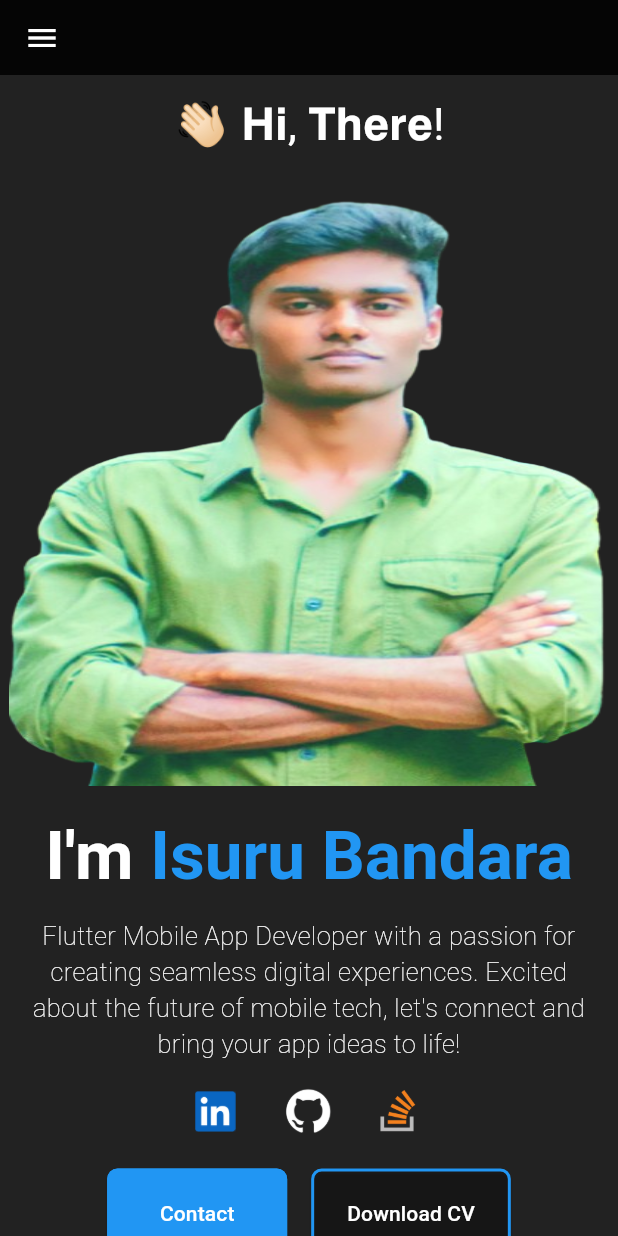
After one commit to isurubandara1/Portfolio_Website, a Flutter app: the Mhome screen opened directly, on a phone screen of 412 x 824 dp. The commit adds this screen. Run offline on Flutter 3.47's test engine with Material 3 defaults, Android fonts, the phone set to English and light mode, and no system bars; our stand-ins replace cloud_firestore, device_preview, firebase_core; missing offline and left inert: dart:html, flutter_email_sender; accounts and stored records are empty.

Commit message:
add Mobile content

```diff
--- /dev/null
+++ b/lib/Mobile/Mcomman.dart
@@ -0,0 +1,100 @@
+import 'package:flutter/material.dart';
+
+Widget buildDrawer(BuildContext context) {
+  return Drawer(
+    child: ListView(
+      children: <Widget>[
+        Container(
+          padding: EdgeInsets.all(16.0),
+          child: Center(
+            child: CircleAvatar(
+              radius: 80.0,
+              backgroundImage: AssetImage(
+                  'assets/drawer.jpg'), // Replace with your image path
+            ),
+          ),
+        ),
+        SizedBox(
+          height: 20,
+        ),
+        ListTile(
+          title: Text(
+            "Home Page",
+            style: TextStyle(
+                fontSize: 20,
+                fontWeight: FontWeight.w700,
+                fontStyle: FontStyle.italic),
+          ),
+          onTap: () {
+            // Handle item 1 tap
+            Navigator.pop(context);
+          },
+        ),
+        SizedBox(
+          height: 20,
+        ),
+        ListTile(
+          title: Text(
+            'About Page',
+            style: TextStyle(
+                fontSize: 20,
+                fontWeight: FontWeight.w700,
+                fontStyle: FontStyle.italic),
+          ),
+          onTap: () {
+            // Handle item 2 tap
+            Navigator.pop(context);
+          },
+        ),
+        SizedBox(
+          height: 20,
+        ),
+        ListTile(
+          title: Text(
+            'Protfolio Page',
+            style: TextStyle(
+                fontSize: 20,
+                fontWeight: FontWeight.w700,
+                fontStyle: FontStyle.italic),
+          ),
+          onTap: () {
+            // Handle item 2 tap
+            Navigator.pop(context);
+          },
+        ),
+        SizedBox(
+          height: 20,
+        ),
+        ListTile(
+          title: Text(
+            'Services Page',
+            style: TextStyle(
+                fontSize: 20,
+                fontWeight: FontWeight.w700,
+                fontStyle: FontStyle.italic),
+          ),
+          onTap: () {
+            // Handle item 2 tap
+            Navigator.pop(context);
+          },
+        ),
+        SizedBox(
+          height: 20,
+        ),
+        ListTile(
+          title: Text(
+            'Contact Page',
+            style: TextStyle(
+                fontSize: 20,
+                fontWeight: FontWeight.w700,
+                fontStyle: FontStyle.italic),
+          ),
+          onTap: () {
+            // Handle item 2 tap
+            Navigator.pop(context);
+          },
+        ),
+      ],
+    ),
+  );
+}
--- /dev/null
+++ b/lib/Mobile/Mhome.dart
@@ -0,0 +1,209 @@
+import 'package:flutter/material.dart';
+import 'package:url_launcher/url_launcher.dart';
+import '../DeskTop/Common.dart';
+import '../DeskTop/Contact.dart';
+import 'Mcomman.dart';
+
+class Mhome extends StatelessWidget {
+  @override
+  Widget build(BuildContext context) {
+    return Scaffold(
+      backgroundColor: Colors.black87,
+      appBar: PreferredSize(
+        preferredSize: Size.fromHeight(50.0), // Set the desired height here
+        child: AppBar(
+          backgroundColor: Colors.black87,
+          iconTheme: IconThemeData(
+              color: Colors.white), // Change the color of the drawer icon here
+        ),
+      ),
+      drawer: buildDrawer(context),
+      body: SingleChildScrollView(
+        child: Center(
+          child: Column(
+            crossAxisAlignment: CrossAxisAlignment.start,
+            children: [
+              SizedBox(
+                height: 10,
+              ),
+              Center(
+                child: Text(
+                  "👋🏻 𝗛𝗶, 𝗧𝗵𝗲𝗿𝗲!",
+                  style: TextStyle(color: Colors.white, fontSize: 30),
+                ),
+              ),
+              const SizedBox(
+                height: 20,
+              ),
+              // Add the Image widget here
+              Center(
+                child: Container(
+                  width: 400,
+                  height: 400,
+                  // width: MediaQuery.of(context).size.width - 100,
+                  // height: MediaQuery.of(context).size.height / 2,
+                  child: Image.asset(
+                    "assets/1.png",
+                    fit: BoxFit.fill,
+                  ),
+                ),
+              ),
+              // Continue with the rest of the content...
+              const SizedBox(
+                height: 20,
+              ),
+              Center(
+                child: RichText(
+                  text: const TextSpan(
+                    style: TextStyle(color: Colors.white, fontSize: 16),
+                    children: [
+                      TextSpan(
+                        text: "I'm ",
+                        style: TextStyle(
+                          color: Colors.white,
+                          fontWeight: FontWeight.bold,
+                          fontSize: 45,
+                        ),
+                      ),
+                      TextSpan(
+                        text: "Isuru Bandara", // Change name here
+                        style: TextStyle(
+                          color: Colors.blue,
+                          fontWeight: FontWeight.bold,
+                          fontSize: 45,
+                        ),
+                      ),
+                    ],
+                  ),
+                ),
+              ),
+              const SizedBox(
+                height: 15,
+              ),
+              Padding(
+                padding: const EdgeInsets.only(left: 10, right: 10),
+                child: Text(
+                  "Flutter Mobile App Developer with a passion for creating seamless digital experiences. Excited about the future of mobile tech, let's connect and bring your app ideas to life!",
+                  textAlign: TextAlign.center,
+                  style: TextStyle(
+                    color: Colors.white,
+                    fontWeight: FontWeight.w100,
+                    fontSize: 17,
+                  ),
+                ),
+              ),
+
+              const SizedBox(
+                height: 5,
+              ),
+              Center(
+                child: Padding(
+                  padding: const EdgeInsets.only(left: 0),
+                  child: Row(
+                    mainAxisAlignment: MainAxisAlignment.center,
+                    children: [
+                      IconButton(
+                        icon: Image.asset(
+                          "assets/linkdin.png",
+                          fit: BoxFit.fill,
+                          width: 27,
+                        ),
+                        onPressed: () {
+                          _launchURL(
+                              'https://www.linkedin.com/in/isuru-bandara-b51aab244/');
+                        },
+                      ),
+                      const SizedBox(
+                        width: 10,
+                      ),
+                      IconButton(
+                        icon: Image.asset(
+                          "assets/github.png",
+                          fit: BoxFit.fill,
+                          width: 40,
+                        ),
+                        onPressed: () {
+                          _launchURL('https://github.com/isurubandara1');
+                        },
+                      ),
+                      const SizedBox(
+                        width: 5,
+                      ),
+                      IconButton(
+                        icon: Image.asset(
+                          "assets/stackflow.png",
+                          fit: BoxFit.fill,
+                          width: 38,
+                        ),
+                        onPressed: () {
+                          _launchURL(
+                              'https://stackoverflow.com/users/16578521/isuru-bandara');
+                        },
+                      ),
+                    ],
+                  ),
+                ),
+              ),
+              const SizedBox(
+                height: 10,
+              ),
+              Center(
+                child: Row(
+                  mainAxisAlignment: MainAxisAlignment.center,
+                  children: [
+                    ElevatedButton(
+                      onPressed: () {
+                        Navigator.push(
+                          context,
+                          MaterialPageRoute(builder: (context) => Contact()),
+                        );
+                      },
+                      style: ElevatedButton.styleFrom(
+                        primary: Colors.blue,
+                        onPrimary: Colors.white,
+                        shape: RoundedRectangleBorder(
+                          borderRadius: BorderRadius.circular(7.0),
+                          side:
+                              const BorderSide(color: Colors.blue, width: 2.0),
+                        ),
+                        minimumSize: Size(120, 60),
+                      ),
+                      child: const Text("Contact"),
+                    ),
+                    const SizedBox(width: 16),
+                    ElevatedButton(
+                      onPressed: () {},
+                      style: ElevatedButton.styleFrom(
+                        primary: Colors.black12,
+                        onPrimary: Colors.white,
+                        shape: RoundedRectangleBorder(
+                          borderRadius: BorderRadius.circular(7.0),
+                          side:
+                              const BorderSide(color: Colors.blue, width: 2.0),
+                        ),
+                        minimumSize: Size(120, 60),
+                      ),
+                      child: const Text("Download CV"),
+                    ),
+                  ],
+                ),
+              ),
+              SizedBox(
+                height: 30,
+              )
+            ],
+          ),
+        ),
+      ),
+    );
+  }
+}
+
+// Function to open a URL
+void _launchURL(String url) async {
+  if (await canLaunch(url)) {
+    await launch(url);
+  } else {
+    throw 'Could not launch $url';
+  }
+}
--- a/pubspec.yaml
+++ b/pubspec.yaml
@@ -67,6 +67,7 @@ flutter:
 
   # To add assets to your application, add an assets section, like this:
   assets:
+    - assets/drawer.jpg
     - assets/1.png
     - assets/cover.jpg
     - assets/dart.png
```
Also changed, not shown: lib/main.dart (+21 -0 lines), assets/drawer.jpg (added).
